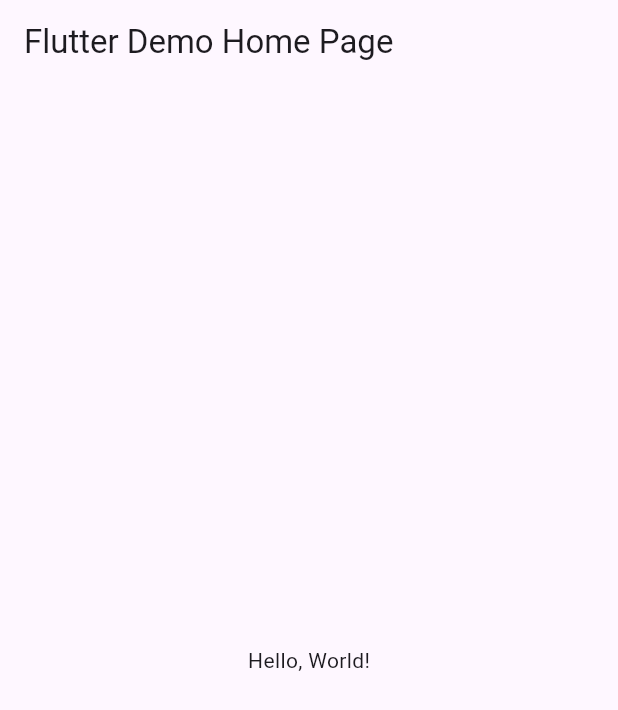
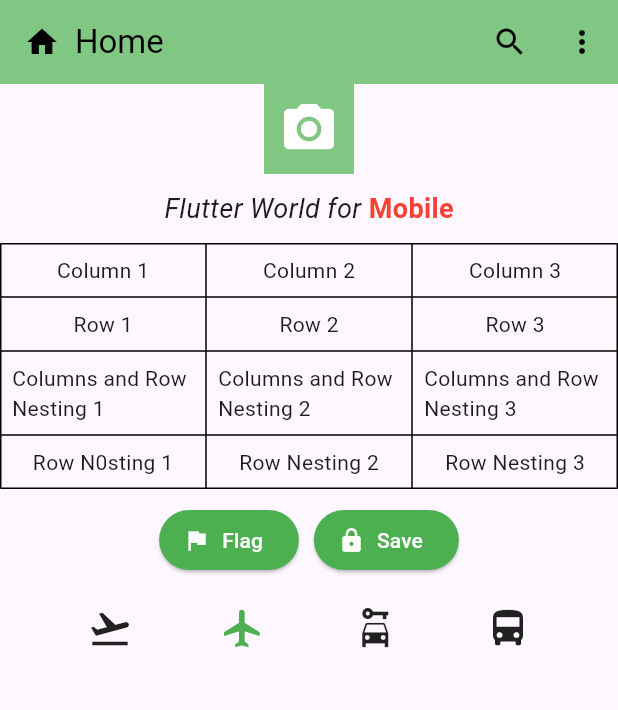
Before and after one commit to Gowtham-Darkseid/Widgets, a Flutter app: the screen it shows after launch, on a phone screen of 412 x 824 dp. Shown: the top 710 px of the screen. Run offline on Flutter 3.47's test engine with Material 3 defaults, Android fonts, the phone set to English and light mode, and no system bars.

Commit message:
Update main.dart

```diff
--- a/lib/main.dart
+++ b/lib/main.dart
@@ -1,43 +1,134 @@
+import 'dart:async';
+
 import 'package:flutter/material.dart';
 
-void main() => runApp(MyApp());
+void main() {
+  runApp(MyApp());
+}
 
 class MyApp extends StatelessWidget {
-  const MyApp({super.key});
-  // This widget is the root of your application.
   @override
   Widget build(BuildContext context) {
     return MaterialApp(
-      // Application name
-      title: 'Flutter Hello World',
-      // Application theme data, you can set the colors for the application as
-      // you want
-      theme: ThemeData(
-        // useMaterial3: false,
-        primarySwatch: Colors.blue,
-      ),
-      // A widget which will be started on application startup
-      home: MyHomePage(title: 'Flutter Demo Home Page'),
+      debugShowCheckedModeBanner: false,
+      home: HomeScreen(),
     );
   }
 }
 
-class MyHomePage extends StatelessWidget {
-  final String title;
-  const MyHomePage({super.key, required this.title});
-
+class HomeScreen extends StatelessWidget {
   @override
   Widget build(BuildContext context) {
     return Scaffold(
       appBar: AppBar(
-        // The title text which will be shown on the action bar
-        title: Text(title),
+        backgroundColor: Colors.green[300],
+        title: Row(
+          children: [
+            Icon(Icons.home, color: Colors.black),
+            SizedBox(width: 10),
+            Text("Home", style: TextStyle(color: Colors.black)),
+          ],
+        ),
+        actions: [
+          IconButton(
+              icon: Icon(Icons.search, color: Colors.black), onPressed: () {}),
+          IconButton(
+              icon: Icon(Icons.more_vert, color: Colors.black),
+              onPressed: () {}),
+        ],
       ),
-      body: Center(
-        child: Text(
-          'Hello, World!',
-        ),
+      body: Column(
+        children: [
+          Container(
+            color: Colors.green[300],
+            padding: EdgeInsets.all(10),
+            child: Icon(Icons.camera_alt, color: Colors.white, size: 40),
+          ),
+          Padding(
+            padding: const EdgeInsets.all(10.0),
+            child: Text.rich(
+              TextSpan(
+                children: [
+                  TextSpan(
+                    text: "Flutter World for ",
+                    style: TextStyle(fontStyle: FontStyle.italic, fontSize: 18),
+                  ),
+                  TextSpan(
+                    text: "Mobile",
+                    style: TextStyle(
+                        color: Colors.red,
+                        fontWeight: FontWeight.bold,
+                        fontSize: 18),
+                  ),
+                ],
+              ),
+            ),
+          ),
+          Table(
+            border: TableBorder.all(),
+            children: [
+              TableRow(children: [
+                tableCell("Column 1"),
+                tableCell("Column 2"),
+                tableCell("Column 3"),
+              ]),
+              TableRow(children: [
+                tableCell("Row 1"),
+                tableCell("Row 2"),
+                tableCell("Row 3"),
+              ]),
+              TableRow(children: [
+                tableCell("Columns and Row Nesting 1"),
+                tableCell("Columns and Row Nesting 2"),
+                tableCell("Columns and Row Nesting 3"),
+              ]),
+              TableRow(children: [
+                tableCell("Row N0sting 1"),
+                tableCell("Row Nesting 2"),
+                tableCell("Row Nesting 3"),
+              ]),
+            ],
+          ),
+          SizedBox(height: 10),
+          Row(
+            mainAxisAlignment: MainAxisAlignment.center,
+            children: [
+              buttonWithIcon(Icons.flag, "Flag"),
+              SizedBox(width: 10),
+              buttonWithIcon(Icons.lock, "Save"),
+            ],
+          ),
+          SizedBox(height: 20),
+          Row(
+            mainAxisAlignment: MainAxisAlignment.spaceEvenly,
+            children: [
+              Icon(Icons.flight_takeoff, size: 30),
+              Icon(Icons.flight, size: 30, color: Colors.green),
+              Icon(Icons.car_rental, size: 30),
+              Icon(Icons.directions_bus, size: 30),
+            ],
+          ),
+        ],
       ),
     );
   }
+
+  Widget tableCell(String text) {
+    return Padding(
+      padding: const EdgeInsets.all(8.0),
+      child: Center(child: Text(text)),
+    );
+  }
+
+  Widget buttonWithIcon(IconData icon, String text) {
+    return ElevatedButton.icon(
+      style: ElevatedButton.styleFrom(backgroundColor: Colors.green),
+      onPressed: () {},
+      icon: Icon(
+        icon,
+        color: Colors.white,
+      ),
+      label: Text(text, style: TextStyle(color: Colors.white)),
+    );
+  }
 }
```
